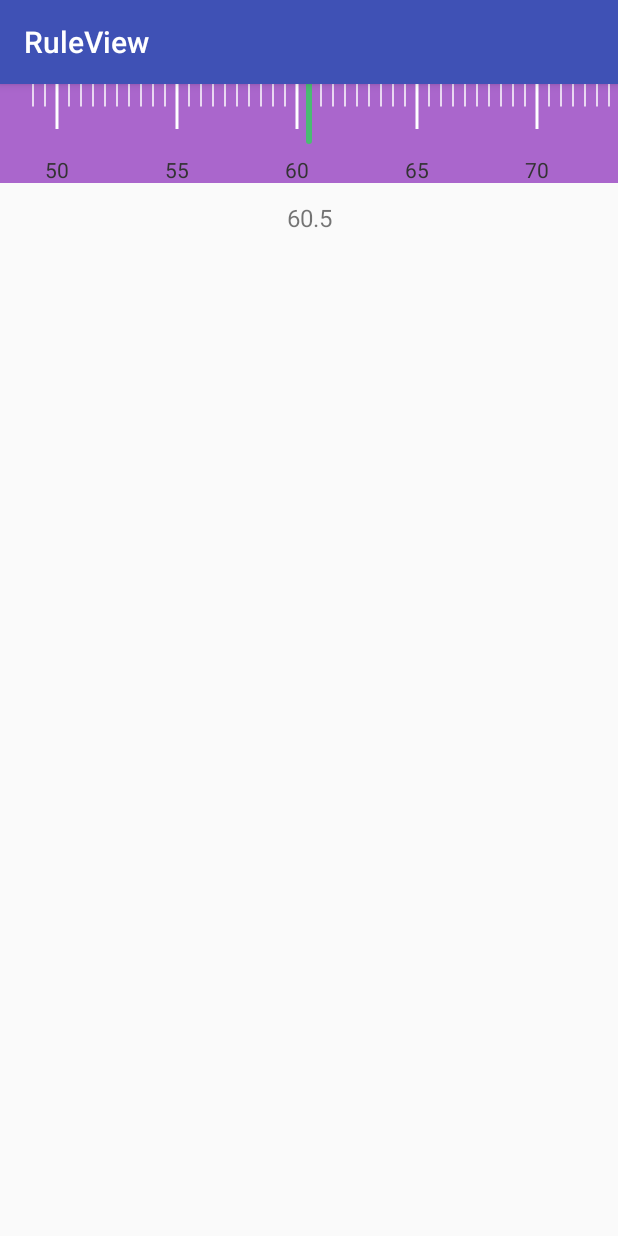
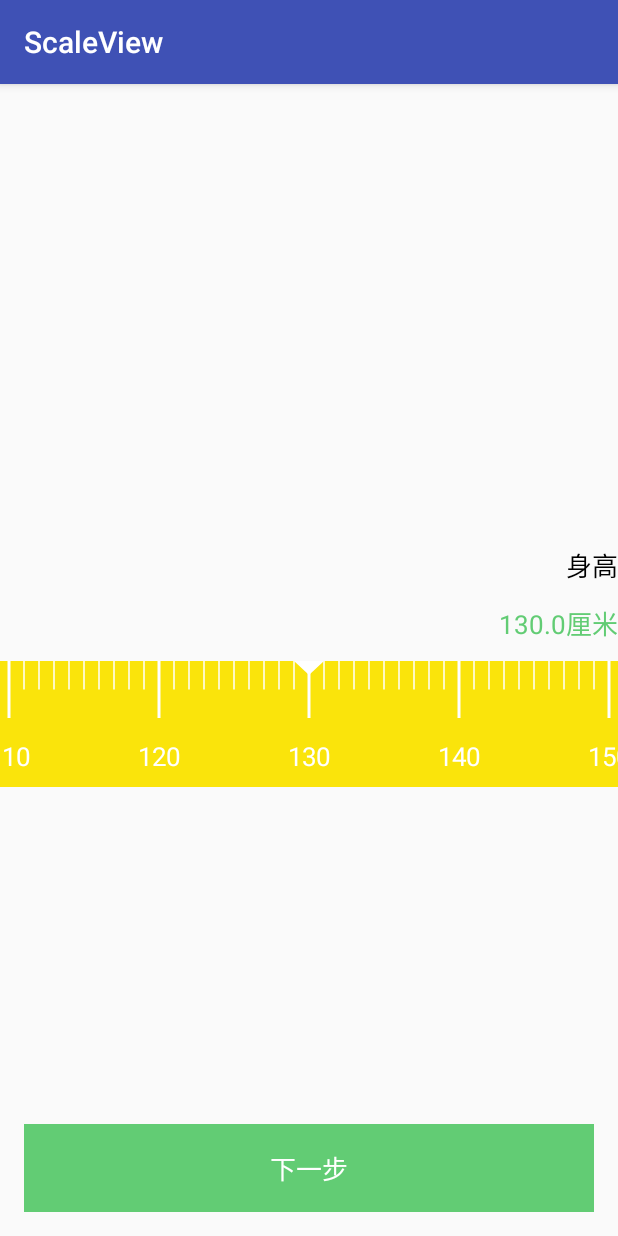
Before and after one commit to Easy-Ez/ScaleView, an Android app: the screen it shows after launch (MainActivity), on a phone screen of 412 x 824 dp. Run offline under Robolectric (Android 15) with nearby library versions, the phone set to English and light mode, and no system bars.

Commit message:
自定义drawable

```diff
--- /dev/null
+++ b/app/src/main/java/cf/sadhu/scaleview/HeightFragment.java
@@ -0,0 +1,42 @@
+package cf.sadhu.scaleview;
+
+import android.os.Bundle;
+import android.support.annotation.Nullable;
+import android.support.v4.app.Fragment;
+import android.view.LayoutInflater;
+import android.view.View;
+import android.view.ViewGroup;
+import android.widget.ImageView;
+import android.widget.TextView;
+
+/**
+ * Created by sadhu on 2017/10/15.
+ * 描述: 选择身高fragment
+ */
+public class HeightFragment extends Fragment {
+
+    private TextView tv_value;
+
+    @Nullable
+    @Override
+    public View onCreateView(LayoutInflater inflater, @Nullable ViewGroup container, @Nullable Bundle savedInstanceState) {
+        View inflate = inflater.inflate(R.layout.frag_height, container, false);
+
+        ScaleView scaleview = inflate.findViewById(R.id.sacleview);
+        scaleview.setIndicatorDrawable(new TriangleDrawable(R.color.white, 20, 9.5f, getContext()));
+        tv_value = inflate.findViewById(R.id.tv_value);
+        scaleview.setOnGraduationValueChange(new ScaleView.OnGraduationValueChangeListener() {
+            @Override
+            public void onChange(int value, float stepHelper) {
+                tv_value.setText(getString(R.string.height_value, value / stepHelper));
+            }
+        });
+        inflate.findViewById(R.id.tv_next_step).setOnClickListener(new View.OnClickListener() {
+            @Override
+            public void onClick(View v) {
+
+            }
+        });
+        return inflate;
+    }
+}
--- a/app/src/main/java/cf/sadhu/scaleview/MainActivity.java
+++ b/app/src/main/java/cf/sadhu/scaleview/MainActivity.java
@@ -1,25 +1,21 @@
 package cf.sadhu.scaleview;
 
 import android.os.Bundle;
+import android.support.v4.app.FragmentManager;
+import android.support.v4.app.FragmentTransaction;
 import android.support.v7.app.AppCompatActivity;
 import android.widget.TextView;
 
 public class MainActivity extends AppCompatActivity {
-    private static final String TAG = "MainActivity";
-    private TextView tv_value;
 
     @Override
     protected void onCreate(Bundle savedInstanceState) {
         super.onCreate(savedInstanceState);
         setContentView(R.layout.activity_main);
-        ScaleView scaleview = findViewById(R.id.sacleview);
-        tv_value = findViewById(R.id.tv_value);
-        scaleview.setOnGraduationValueChange(new ScaleView.OnGraduationValueChangeListener() {
-            @Override
-            public void onChange(int value, float stepHelper) {
-                // Log.i(TAG, "onChange value: " + value + ";stepHelper:" + stepHelper);
-                tv_value.setText(String.valueOf(value / stepHelper));
-            }
-        });
+        FragmentManager manager = getSupportFragmentManager();
+        FragmentTransaction transaction = manager.beginTransaction();
+        transaction.add(R.id.fl_content, new HeightFragment());
+        transaction.addToBackStack("height");
+        transaction.commit();
     }
 }
--- a/app/src/main/java/cf/sadhu/scaleview/ScaleView.java
+++ b/app/src/main/java/cf/sadhu/scaleview/ScaleView.java
@@ -9,12 +9,15 @@ import android.support.annotation.Nullable;
 import android.support.v4.content.ContextCompat;
 import android.support.v4.view.GestureDetectorCompat;
 import android.support.v4.view.ViewCompat;
+import android.text.TextUtils;
 import android.util.AttributeSet;
 import android.util.TypedValue;
 import android.view.GestureDetector;
 import android.view.MotionEvent;
 import android.view.View;
 import android.widget.OverScroller;
+
+import java.text.DecimalFormat;
 
 /**
  * Created by sadhu on 2017/10/13.
@@ -56,6 +59,7 @@ public class ScaleView extends View {
     private boolean mIsFling;
     private OnGraduationValueChangeListener mOnGraduationValueChangeListener;
     private Paint.FontMetrics mTextfontMetrics;
+    private DecimalFormat mDecimalFormat;
 
 
     public ScaleView(Context context) {
@@ -80,10 +84,10 @@ public class ScaleView extends View {
 
         mGraduationStep = typedArray.getFloat(R.styleable.ScaleView_graduationStep, 1);
         mGraduationStepHelper = typedArray.getInt(R.styleable.ScaleView_graduationStepHelper, 1);
-        mGraduationLineMargin = typedArray.getDimension(R.styleable.ScaleView_graduationLineMargin, dp2px(4));
+        mGraduationLineMargin = typedArray.getDimension(R.styleable.ScaleView_graduationLineMargin, UIUtils.dp2pxF(4, getContext()));
         mGraduationLineColor = typedArray.getColor(R.styleable.ScaleView_graduationLineColor, ContextCompat.getColor(getContext(), R.color.colorE2));
-        mGraduationLineWidth = typedArray.getDimension(R.styleable.ScaleView_graduationLineWidth, dp2px(2));
-        mGraduationLineHeight = typedArray.getDimension(R.styleable.ScaleView_graduationLineHeight, dp2px(10));
+        mGraduationLineWidth = typedArray.getDimension(R.styleable.ScaleView_graduationLineWidth, UIUtils.dp2pxF(2, getContext()));
+        mGraduationLineHeight = typedArray.getDimension(R.styleable.ScaleView_graduationLineHeight, UIUtils.dp2pxF(10, getContext()));
 
         mIndicator = typedArray.getDrawable(R.styleable.ScaleView_indicator);
         if (mIndicator == null) {
@@ -91,7 +95,7 @@ public class ScaleView extends View {
         }
         mIndicatorWidth = mIndicator.getIntrinsicWidth();
         mIndicatorHeight = mIndicator.getIntrinsicHeight();
-        if (mIndicatorWidth == 0 || mIndicatorHeight == 0) {
+        if (mIndicatorWidth == -1 || mIndicatorHeight == -1) {
             mIndicatorWidth = mGraduationLineWidth;
             mIndicatorHeight = mGraduationLineHeight;
         }
@@ -99,7 +103,13 @@ public class ScaleView extends View {
 
         mTtextColor = typedArray.getColor(R.styleable.ScaleView_graduationTextColor, ContextCompat.getColor(getContext(), R.color.color33));
         mTextSize = typedArray.getDimension(R.styleable.ScaleView_graduationTextSize, TypedValue.applyDimension(TypedValue.COMPLEX_UNIT_SP, 14f, getContext().getResources().getDisplayMetrics()));
-        mTextMargin = typedArray.getDimension(R.styleable.ScaleView_graduationTextMargin, dp2px(4));
+        mTextMargin = typedArray.getDimension(R.styleable.ScaleView_graduationTextMargin, UIUtils.dp2pxF(4, getContext()));
+
+        String formatStr = typedArray.getString(R.styleable.ScaleView_decimalFormat);
+        if (TextUtils.isEmpty(formatStr)) {
+            formatStr = "0";
+        }
+        mDecimalFormat = new DecimalFormat(formatStr);
         typedArray.recycle();
 
         initData();
@@ -240,24 +250,9 @@ public class ScaleView extends View {
         mIndicator.draw(canvas);
     }
 
-
-    @Override
-    public void computeScroll() {
-        super.computeScroll();
-        if (mScroller.computeScrollOffset()) {
-            mOffset = mScroller.getCurrX();
-            ViewCompat.postInvalidateOnAnimation(this);
-            //Log.i(TAG, "computeScroll: " + mOffset);
-        } else {
-            if (mIsFling) {
-                mIsFling = false;
-                if (mOffset != 0 && mOffset != mMaxOffset) {
-                    findFinalGraduation();
-                }
-            }
-        }
-    }
-
+    /**
+     * @param canvas
+     */
     private void drawGraduation(Canvas canvas) {
 
         mStartX = getPaddingLeft() + getWidth() / 2 - mOffset;
@@ -276,7 +271,7 @@ public class ScaleView extends View {
                             mGraduationPaint
                     );
                     canvas.drawText(
-                            String.valueOf(i / mGraduationStepHelper),
+                            mDecimalFormat.format((float) i / mGraduationStepHelper),
                             startX,
                             mBaselineY,
                             mTextPaint
@@ -299,6 +294,24 @@ public class ScaleView extends View {
             index++;
         }
     }
+
+    @Override
+    public void computeScroll() {
+        super.computeScroll();
+        if (mScroller.computeScrollOffset()) {
+            mOffset = mScroller.getCurrX();
+            ViewCompat.postInvalidateOnAnimation(this);
+            //Log.i(TAG, "computeScroll: " + mOffset);
+        } else {
+            if (mIsFling) {
+                mIsFling = false;
+                if (mOffset != 0 && mOffset != mMaxOffset) {
+                    findFinalGraduation();
+                }
+            }
+        }
+    }
+
 
     /**
      * 寻找最终停留的刻度线
@@ -327,8 +340,25 @@ public class ScaleView extends View {
     }
 
 
-    private float dp2px(float value) {
-        return TypedValue.applyDimension(TypedValue.COMPLEX_UNIT_DIP, value, getContext().getResources().getDisplayMetrics());
+    public void setIndicatorDrawable(Drawable indicatorDrawable) {
+        mIndicator = indicatorDrawable;
+        mIndicatorWidth = mIndicator.getIntrinsicWidth();
+        mIndicatorHeight = mIndicator.getIntrinsicHeight();
+        if (mIndicatorWidth == -1 || mIndicatorHeight == -1) {
+            mIndicatorWidth = mGraduationLineWidth;
+            mIndicatorHeight = mGraduationLineHeight;
+        }
+        invalidate();
+    }
+
+    public void setInitialData(float minValue, float maxValue, float step, int stepHelper, float initialValue) {
+        mMinValue = minValue;
+        mMaxOffset = maxValue;
+        mGraduationStep = step;
+        mGraduationStepHelper = stepHelper;
+        mInitialValue = initialValue;
+        initData();
+        invalidate();
     }
 
     public void setOnGraduationValueChange(OnGraduationValueChangeListener listener) {
--- /dev/null
+++ b/app/src/main/java/cf/sadhu/scaleview/TriangleDrawable.java
@@ -0,0 +1,72 @@
+package cf.sadhu.scaleview;
+
+import android.content.Context;
+import android.graphics.Canvas;
+import android.graphics.ColorFilter;
+import android.graphics.Paint;
+import android.graphics.Path;
+import android.graphics.PixelFormat;
+import android.graphics.Rect;
+import android.graphics.drawable.Drawable;
+import android.support.annotation.ColorRes;
+import android.support.annotation.NonNull;
+import android.support.annotation.Nullable;
+import android.support.v4.content.ContextCompat;
+
+/**
+ * Created by sadhu on 2017/10/15.
+ * 描述: 三角形
+ */
+public class TriangleDrawable extends Drawable {
+    private Paint mPaint;
+    private Path mPath;
+    private int width;
+    private int height;
+
+    public TriangleDrawable(@ColorRes int colorRes, float width, float height, Context ctx) {
+        this.width = UIUtils.dp2px(width, ctx);
+        this.height = UIUtils.dp2px(height, ctx);
+        this.mPaint = new Paint();
+        this.mPaint.setAntiAlias(true);
+        this.mPaint.setColor(ContextCompat.getColor(ctx, colorRes));
+        this.mPaint.setStyle(Paint.Style.FILL);
+        this.mPath = new Path();
+
+    }
+
+    @Override
+    public void draw(@NonNull Canvas canvas) {
+        Rect bounds = getBounds();
+        this.mPath.reset();
+        this.mPath.moveTo(bounds.left, bounds.top);
+        this.mPath.lineTo(bounds.left + width / 2, bounds.top + height);
+        this.mPath.lineTo(bounds.left + width, bounds.top);
+        this.mPath.close();
+        canvas.drawPath(this.mPath, this.mPaint);
+    }
+
+    @Override
+    public void setAlpha(int alpha) {
+        mPaint.setAlpha(alpha);
+    }
+
+    @Override
+    public void setColorFilter(@Nullable ColorFilter colorFilter) {
+        mPaint.setColorFilter(colorFilter);
+    }
+
+    @Override
+    public int getOpacity() {
+        return PixelFormat.TRANSPARENT;
+    }
+
+    @Override
+    public int getIntrinsicHeight() {
+        return height;
+    }
+
+    @Override
+    public int getIntrinsicWidth() {
+        return width;
+    }
+}
--- /dev/null
+++ b/app/src/main/java/cf/sadhu/scaleview/UIUtils.java
@@ -0,0 +1,19 @@
+package cf.sadhu.scaleview;
+
+import android.content.Context;
+import android.util.TypedValue;
+
+/**
+ * Created by sadhu on 2017/10/15.
+ * 描述:
+ */
+public class UIUtils {
+
+    public static float dp2pxF(float value, Context ctx) {
+        return TypedValue.applyDimension(TypedValue.COMPLEX_UNIT_DIP, value, ctx.getResources().getDisplayMetrics());
+    }
+
+    public static int dp2px(float value, Context ctx) {
+        return (int) (TypedValue.applyDimension(TypedValue.COMPLEX_UNIT_DIP, value, ctx.getResources().getDisplayMetrics()) + 0.5f);
+    }
+}
--- /dev/null
+++ b/app/src/main/java/cf/sadhu/scaleview/WeightFragment.java
@@ -0,0 +1,21 @@
+package cf.sadhu.scaleview;
+
+import android.os.Bundle;
+import android.support.annotation.Nullable;
+import android.support.v4.app.Fragment;
+import android.view.LayoutInflater;
+import android.view.View;
+import android.view.ViewGroup;
+
+/**
+ * Created by sadhu on 2017/10/15.
+ * 描述: 体重fragment
+ */
+public class WeightFragment extends Fragment {
+    @Nullable
+    @Override
+    public View onCreateView(LayoutInflater inflater, @Nullable ViewGroup container, @Nullable Bundle savedInstanceState) {
+        View inflate = inflater.inflate(R.layout.frag_weight, container, false);
+        return inflate ;
+    }
+}
--- a/app/src/main/res/layout/activity_main.xml
+++ b/app/src/main/res/layout/activity_main.xml
@@ -1,35 +1,10 @@
 <?xml version="1.0" encoding="utf-8"?>
-<android.support.constraint.ConstraintLayout xmlns:android="http://schemas.android.com/apk/res/android"
-    xmlns:app="http://schemas.android.com/apk/res-auto"
+<FrameLayout xmlns:android="http://schemas.android.com/apk/res/android"
     xmlns:tools="http://schemas.android.com/tools"
+    android:id="@+id/fl_content"
     android:layout_width="match_parent"
     android:layout_height="match_parent"
     tools:context="cf.sadhu.scaleview.MainActivity">
 
-    <cf.sadhu.scaleview.ScaleView
-        android:id="@+id/sacleview"
-        android:layout_width="match_parent"
-        android:layout_height="wrap_content"
-        android:background="@android:color/holo_purple"
-        app:graduationLineColor="@android:color/white"
-        app:graduationLineHeight="30dp"
-        app:graduationLineMargin="8dp"
-        app:graduationStep="0.5"
-        app:graduationStepHelper="10"
-        app:graduationTextMargin="8dp"
-        app:graduationTextSize="14sp"
-        app:indicator="@drawable/bg_indicator"
-        app:initialValue="60.5"
-        app:maxVaule="86"
-        app:minValue="49" />
 
-    <TextView
-        android:id="@+id/tv_value"
-        android:layout_width="wrap_content"
-        android:layout_height="wrap_content"
-        android:layout_marginTop="12dp"
-        android:textSize="16sp"
-        app:layout_constraintLeft_toLeftOf="parent"
-        app:layout_constraintRight_toRightOf="parent"
-        app:layout_constraintTop_toBottomOf="@id/sacleview" />
-</android.support.constraint.ConstraintLayout>
+</FrameLayout>
--- /dev/null
+++ b/app/src/main/res/layout/frag_height.xml
@@ -0,0 +1,72 @@
+<?xml version="1.0" encoding="utf-8"?>
+<android.support.constraint.ConstraintLayout xmlns:android="http://schemas.android.com/apk/res/android"
+    xmlns:app="http://schemas.android.com/apk/res-auto"
+    xmlns:tools="http://schemas.android.com/tools"
+    android:layout_width="match_parent"
+    android:layout_height="match_parent"
+    tools:context="cf.sadhu.scaleview.MainActivity">
+
+    <android.support.constraint.Guideline
+        android:id="@+id/guideline"
+        android:layout_width="wrap_content"
+        android:layout_height="wrap_content"
+        android:orientation="horizontal"
+        app:layout_constraintGuide_percent="0.4" />
+
+    <TextView
+        android:id="@+id/tv_height_label"
+        android:layout_width="wrap_content"
+        android:layout_height="wrap_content"
+        android:text="@string/height"
+        android:textColor="@color/black"
+        android:textSize="17sp"
+        app:layout_constraintEnd_toEndOf="parent"
+        app:layout_constraintLeft_toLeftOf="parent"
+        app:layout_constraintTop_toBottomOf="@id/guideline" />
+
+    <TextView
+        android:id="@+id/tv_value"
+        android:layout_width="wrap_content"
+        android:layout_height="wrap_content"
+        android:layout_marginTop="12dp"
+        android:textColor="@color/color_indicator"
+        android:textSize="17sp"
+        app:layout_constraintEnd_toEndOf="parent"
+        app:layout_constraintLeft_toLeftOf="parent"
+        app:layout_constraintTop_toBottomOf="@id/tv_height_label"
+        tools:text="70厘米" />
+
+    <cf.sadhu.scaleview.ScaleView
+        android:id="@+id/sacleview"
+        android:layout_width="match_parent"
+        android:layout_height="84dp"
+        android:layout_marginTop="12dp"
+        android:background="@color/color_background"
+        app:graduationLineColor="@color/white"
+        app:graduationLineHeight="38dp"
+        app:graduationLineMargin="10dp"
+        app:graduationTextColor="@color/white"
+        app:graduationTextMargin="12dp"
+        app:graduationTextSize="17sp"
+        app:indicator="@drawable/bg_indicator"
+        app:initialValue="130"
+        app:layout_constraintTop_toBottomOf="@id/tv_value"
+        app:maxVaule="230"
+        app:minValue="100" />
+
+
+    <TextView
+        android:id="@+id/tv_next_step"
+        android:layout_width="0dp"
+        android:layout_height="wrap_content"
+        android:layout_margin="16dp"
+        android:background="@color/color_indicator"
+        android:gravity="center"
+        android:padding="16sp"
+        android:text="@string/next_step"
+        android:textColor="@color/white"
+        android:textSize="17sp"
+        app:layout_constraintBottom_toBottomOf="parent"
+        app:layout_constraintLeft_toLeftOf="parent"
+        app:layout_constraintRight_toRightOf="parent" />
+</android.support.constraint.ConstraintLayout>
--- /dev/null
+++ b/app/src/main/res/layout/frag_weight.xml
@@ -0,0 +1,38 @@
+<?xml version="1.0" encoding="utf-8"?>
+<android.support.constraint.ConstraintLayout xmlns:android="http://schemas.android.com/apk/res/android"
+    xmlns:app="http://schemas.android.com/apk/res-auto"
+    xmlns:tools="http://schemas.android.com/tools"
+    android:layout_width="match_parent"
+    android:layout_height="match_parent"
+    tools:context="cf.sadhu.scaleview.MainActivity">
+
+
+    <TextView
+        android:id="@+id/tv_value"
+        android:layout_width="wrap_content"
+        android:layout_height="wrap_content"
+        android:layout_marginTop="12dp"
+        android:textColor="@color/color_indicator"
+        android:textSize="36sp"
+        app:layout_constraintLeft_toLeftOf="parent"
+        app:layout_constraintRight_toRightOf="parent"
+        tools:text="70" />
+
+    <cf.sadhu.scaleview.ScaleView
+        android:id="@+id/sacleview"
+        android:layout_width="match_parent"
+        android:layout_height="70dp"
+        android:background="@color/colorF6"
+        app:graduationLineColor="@color/colorE2"
+        app:graduationLineHeight="28dp"
+        app:graduationLineMargin="8dp"
+        app:graduationStep="0.1"
+        app:graduationStepHelper="10"
+        app:graduationTextMargin="6dp"
+        app:graduationTextSize="14sp"
+        app:indicator="@drawable/bg_indicator"
+        app:initialValue="65.5"
+        app:layout_constraintTop_toBottomOf="@id/tv_value"
+        app:maxVaule="86.1"
+        app:minValue="49" />
+</android.support.constraint.ConstraintLayout>
--- a/app/src/main/res/values/attrs.xml
+++ b/app/src/main/res/values/attrs.xml
@@ -13,7 +13,8 @@
         <attr name="graduationLineColor" format="color" />
         <attr name="graduationLineHeight" format="dimension" />
         <attr name="graduationLineWidth" format="dimension" />
+        <attr name="indicator" format="reference" />
+        <attr name="decimalFormat" format="string" />
 
-        <attr name="indicator" format="reference" />
     </declare-styleable>
 </resources>
--- a/app/src/main/res/values/colors.xml
+++ b/app/src/main/res/values/colors.xml
@@ -4,7 +4,11 @@
     <color name="colorPrimaryDark">#303F9F</color>
     <color name="colorAccent">#FF4081</color>
 
+    <color name="black">#000000</color>
+    <color name="white">#FFFFFF</color>
+    <color name="colorF6">#F6F6F6</color>
     <color name="colorE2">#E2E2E2</color>
     <color name="color33">#333333</color>
-    <color name="color_indicator">#4ABB73</color>
+    <color name="color_indicator">#62CC74</color>
+    <color name="color_background">#FAE40B</color>
 </resources>
--- a/app/src/main/res/values/strings.xml
+++ b/app/src/main/res/values/strings.xml
@@ -1,3 +1,6 @@
 <resources>
-    <string name="app_name">RuleView</string>
+    <string name="app_name">ScaleView</string>
+    <string name="next_step">下一步</string>
+    <string name="height_value">%1$.1f厘米</string>
+    <string name="height">身高</string>
 </resources>
```
